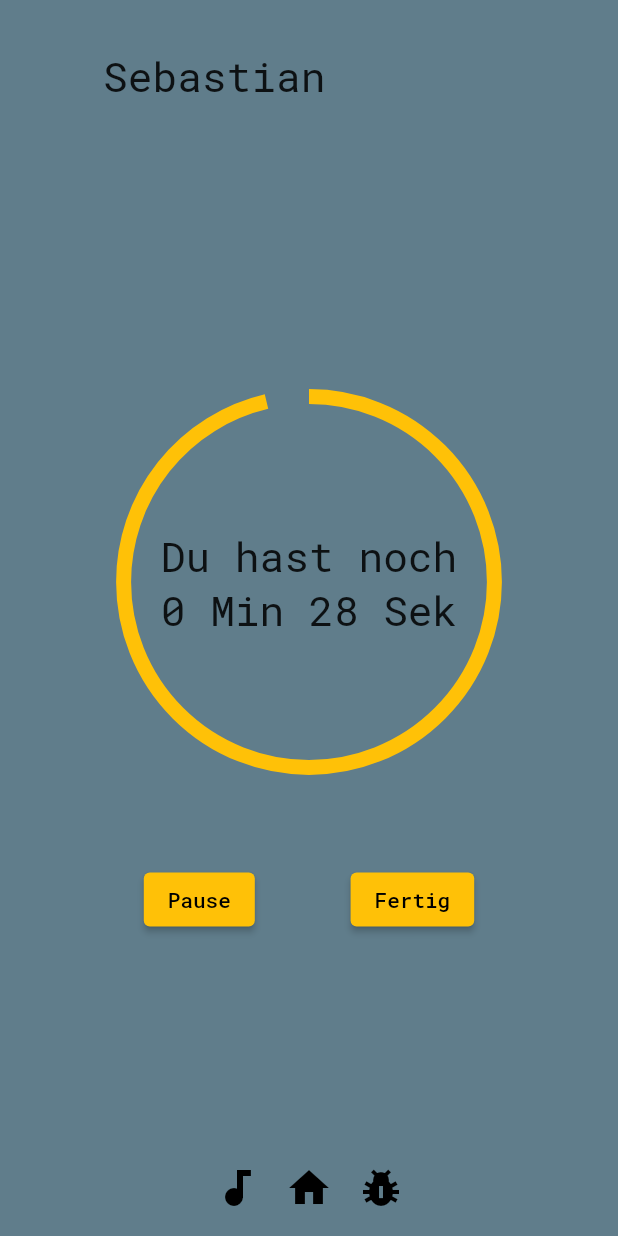
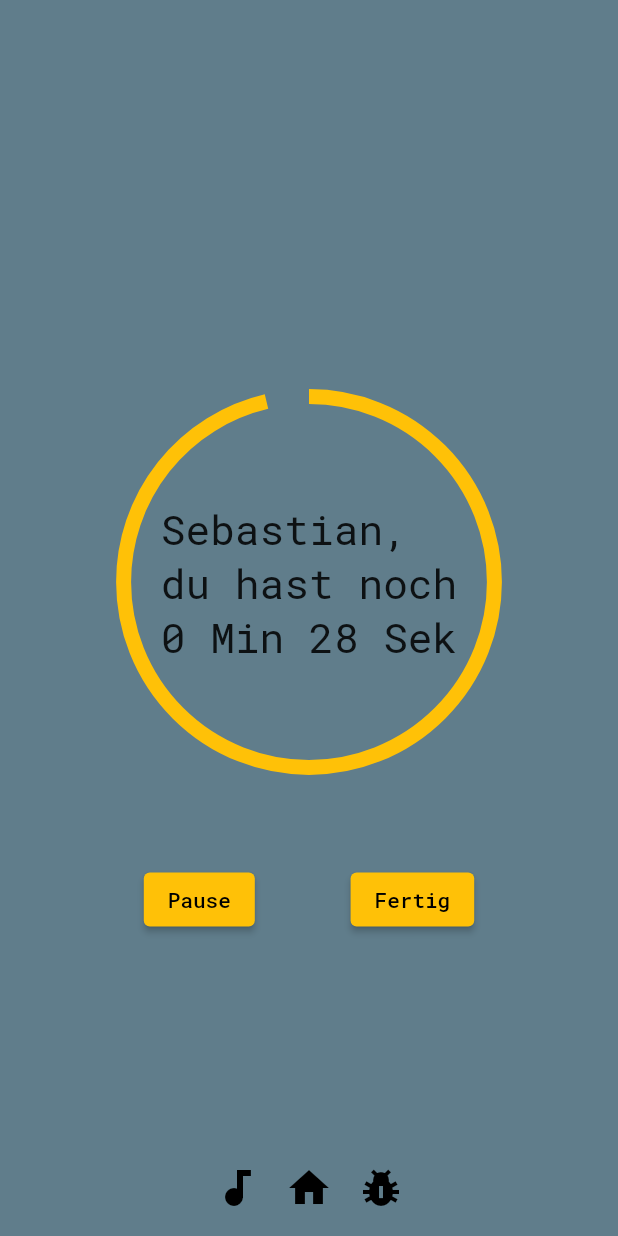
Before and after one commit to mw3155/daily_and_meme, a Flutter app: the TimerPage screen opened by its route, after a tap on "+30 Sekunden", on a phone screen of 412 x 824 dp. Run offline on Flutter 3.47's test engine with Material 2 defaults, Android fonts, the light colour scheme and no system bars; our stand-ins replace google_fonts, numberpicker; missing offline and left inert: flag.

Commit message:
🎨 move name back to middle in timerpage

```diff
--- a/lib/HomePage.dart
+++ b/lib/HomePage.dart
@@ -24,8 +24,6 @@ class _HomePageState extends State<HomePage> {
   }
 
   Widget _buildHomepage() {
-    double myResponsiveFontSize = MediaQuery.of(context).size.height / myFontSizeScaleFactor;
-
     return Column(
       //crossAxisAlignment: CrossAxisAlignment.center, // no effect?
       children: [
--- a/lib/TimerPage.dart
+++ b/lib/TimerPage.dart
@@ -63,16 +63,19 @@ class _TimerPageState extends State<TimerPage> with SingleTickerProviderStateMix
     String speakerName =
         meetingPersons.length <= currentSpeaker ? "null" : meetingPersons[currentSpeaker];
 
+    double screenWidth = MediaQuery.of(context).size.width;
     return Stack(
       children: [
         TweenAnimationBuilder(
-            tween: Tween<double>(begin: 0, end: 100),
+            tween: Tween<double>(begin: 0, end: screenWidth * 0.44),
             duration: Duration(seconds: 3),
             builder: (_, double i, __) {
               return Positioned(
                 left: i,
                 child: Text(
-                  "$speakerName",
+                  // comment out, maybe this tween stuff is useful later
+                  //"$speakerName",
+                  "",
                 ),
               );
             }),
@@ -179,6 +182,9 @@ class CountdownClock extends AnimatedWidget {
 
     double clockSize = MediaQuery.of(context).size.shortestSide * 0.6;
 
+    String speakerName =
+        meetingPersons.length <= currentSpeaker ? "null" : meetingPersons[currentSpeaker];
+
     return SizedBox(
       height: clockSize,
       child: Stack(
@@ -198,7 +204,7 @@ class CountdownClock extends AnimatedWidget {
             child: Container(
               alignment: FractionalOffset.center,
               child: Text(
-                  "Du hast noch\n${currentDuration.inMinutes} Min ${currentDuration.inSeconds.remainder(60)} Sek"),
+                  "$speakerName, \ndu hast noch\n${currentDuration.inMinutes} Min ${currentDuration.inSeconds.remainder(60)} Sek"),
             ),
           ),
         ],
--- a/lib/Util.dart
+++ b/lib/Util.dart
@@ -14,21 +14,22 @@ int currentSpeaker = 0;
 Duration durationPerPerson = Duration(seconds: 1);
 Duration durationExtraTime = Duration(seconds: 30);
 bool isExtraTime = false;
-Color colorPaused = Colors.black;
 bool isTimeStopped = false;
-
-// styling
-Color color1 = Color(0xff004489);
-Color color2 = Color(0xffF9B200);
-// gets overwritten by mediaquery
-double myFontSizeScaleFactor = 30;
 
 // meme stuff
 int memeCounter = 0;
 bool isLanguageGerman = false;
 
+// styling
+final Color colorPaused = Colors.black;
+final Color color1 = Color(0xff004489);
+final Color color2 = Color(0xffF9B200);
+final double myFontSizeScaleFactor = 30;
+// gets calculated once in main.dart
+double myResponsiveFontSize = 1;
+
 // bottomsheet
-String githubURL = "https://github.com/mw3155/DailyAndMeme";
+final String githubURL = "https://github.com/mw3155/DailyAndMeme";
 
 Widget buildBottomSheet() {
   return AnimatedContainer(
@@ -84,14 +85,7 @@ void resetGlobalVariables() {
   durationPerPerson = Duration(seconds: 1);
   durationExtraTime = Duration(seconds: 30);
   isExtraTime = false;
-  colorPaused = Colors.black;
   isTimeStopped = false;
-
-  // styling
-  color1 = Color(0xff004489);
-  color2 = Color(0xffF9B200);
-  // gets overwritten by mediaquery
-  myFontSizeScaleFactor = 30;
 
   // meme stuff
   memeCounter = 0;
--- a/lib/main.dart
+++ b/lib/main.dart
@@ -20,7 +20,9 @@ class MyApp extends StatelessWidget {
       navigatorKey: navigatorKey,
       title: 'Daily and Meme',
       builder: (context, child) {
-        double myResponsiveFontSize = MediaQuery.of(context).size.height / myFontSizeScaleFactor;
+        // init font size
+        myResponsiveFontSize = MediaQuery.of(context).size.height / myFontSizeScaleFactor;
+
         return Theme(
           data: ThemeData(
             backgroundColor: Colors.amber,
```
